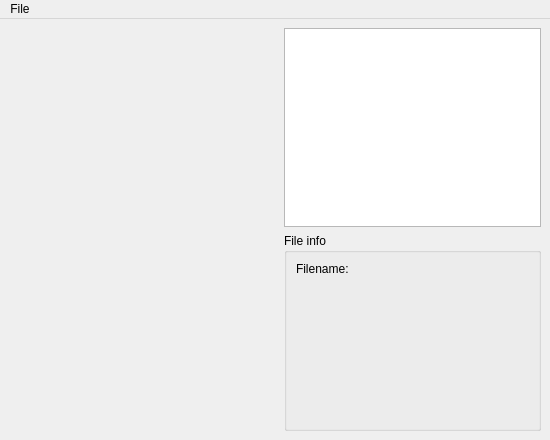
WhiteFox123c/Viewer, file GUI/designer/MainWindow.ui: the form before one commit.
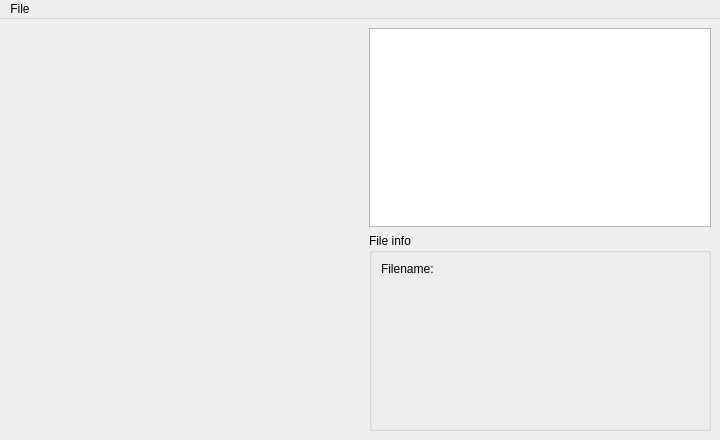
The form after the commit.

The edit to the form file:
```diff
--- a/GUI/designer/MainWindow.ui
+++ b/GUI/designer/MainWindow.ui
@@ -6,10 +6,16 @@
    <rect>
     <x>0</x>
     <y>0</y>
-    <width>550</width>
+    <width>720</width>
     <height>440</height>
    </rect>
   </property>
+  <property name="minimumSize">
+   <size>
+    <width>720</width>
+    <height>440</height>
+   </size>
+  </property>
   <property name="windowTitle">
    <string></string>
   </property>
@@ -44,6 +50,62 @@
         <verstretch>0</verstretch>
        </sizepolicy>
       </property>
+      <layout class="QGridLayout" name="gridLayout" rowstretch="0" columnstretch="1,1,1">
+       <property name="leftMargin">
+        <number>9</number>
+       </property>
+       <property name="topMargin">
+        <number>9</number>
+       </property>
+       <property name="rightMargin">
+        <number>9</number>
+       </property>
+       <property name="bottomMargin">
+        <number>9</number>
+       </property>
+       <property name="spacing">
+        <number>5</number>
+       </property>
+       <item row="0" column="2">
+        <spacer name="VerticalSpacerRight">
+         <property name="orientation">
+          <enum>Qt::Vertical</enum>
+         </property>
+         <property name="sizeHint" stdset="0">
+          <size>
+           <width>20</width>
+           <height>40</height>
+          </size>
+         </property>
+        </spacer>
+       </item>
+       <item row="0" column="0">
+        <spacer name="VerticalSpacerLeft">
+         <property name="orientation">
+          <enum>Qt::Vertical</enum>
+         </property>
+         <property name="sizeHint" stdset="0">
+          <size>
+           <width>20</width>
+           <height>40</height>
+          </size>
+         </property>
+        </spacer>
+       </item>
+       <item row="0" column="1">
+        <spacer name="VerticalSpacerMiddle">
+         <property name="orientation">
+          <enum>Qt::Vertical</enum>
+         </property>
+         <property name="sizeHint" stdset="0">
+          <size>
+           <width>20</width>
+           <height>40</height>
+          </size>
+         </property>
+        </spacer>
+       </item>
+      </layout>
      </widget>
     </item>
     <item>
@@ -104,8 +166,8 @@
     <rect>
      <x>0</x>
      <y>0</y>
-     <width>550</width>
-     <height>21</height>
+     <width>720</width>
+     <height>22</height>
     </rect>
    </property>
    <widget class="QMenu" name="FileMenu">
```
Left out of the diff: 8 changed lines with no effect on the pictures.
